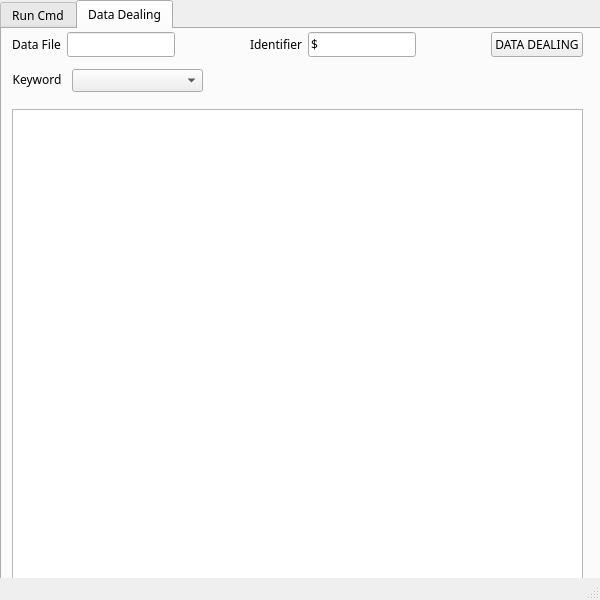
The window that ui_MainWindow.ui (junjieim/Subroutine-Toolkit) describes before a commit, drawn with Qt 5.
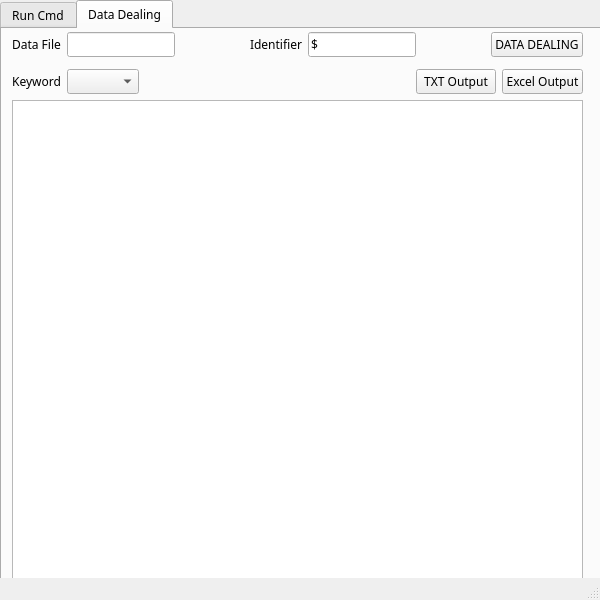
The same window after the commit. The open tabs and pages were chosen to show the change. Icons and pictures are not drawn.

Commit message: bugs fixed for dealing data

Diff of the .ui file:
```diff
--- a/ui_MainWindow.ui
+++ b/ui_MainWindow.ui
@@ -240,35 +240,40 @@
        </item>
       </layout>
      </widget>
-     <widget class="QPlainTextEdit" name="plainTextEdit">
+     <widget class="QWidget" name="verticalLayoutWidget_2">
       <property name="geometry">
        <rect>
         <x>10</x>
-        <y>80</y>
+        <y>40</y>
         <width>571</width>
-        <height>471</height>
+        <height>531</height>
        </rect>
       </property>
-     </widget>
-     <widget class="QComboBox" name="comboBox_keyword">
-      <property name="geometry">
-       <rect>
-        <x>70</x>
-        <y>40</y>
-        <width>131</width>
-        <height>23</height>
-       </rect>
-      </property>
-     </widget>
+      <layout class="QVBoxLayout" name="verticalLayout_2">
+       <item>
+        <layout class="QGridLayout" name="gridLayout_2">
+         <item row="0" column="3">
+          <widget class="QPushButton" name="btn_output_txt">
+           <property name="text">
+            <string>TXT Output</string>
+           </property>
+          </widget>
+         </item>
+         <item row="0" column="2">
+          <spacer name="horizontalSpacer_3">
+           <property name="orientation">
+            <enum>Qt::Horizontal</enum>
+           </property>
+           <property name="sizeHint" stdset="0">
+            <size>
+             <width>40</width>
+             <height>20</height>
+            </size>
+           </property>
+          </spacer>
+         </item>
+         <item row="0" column="0">
      <widget class="QLabel" name="label_keyword">
-      <property name="geometry">
-       <rect>
-        <x>10</x>
-        <y>40</y>
-        <width>50</width>
-        <height>21</height>
-       </rect>
-      </property>
       <property name="text">
        <string>Keyword</string>
       </property>
@@ -276,6 +281,28 @@
        <set>Qt::AlignCenter</set>
       </property>
      </widget>
+         </item>
+         <item row="0" column="4">
+          <widget class="QPushButton" name="btn_output_excel">
+           <property name="text">
+            <string>Excel Output</string>
+           </property>
+          </widget>
+         </item>
+         <item row="0" column="1">
+          <widget class="QComboBox" name="comboBox_keyword"/>
+         </item>
+        </layout>
+       </item>
+       <item>
+        <widget class="QPlainTextEdit" name="plainTextEdit">
+         <property name="lineWrapMode">
+          <enum>QPlainTextEdit::NoWrap</enum>
+         </property>
+        </widget>
+       </item>
+      </layout>
+     </widget>
     </widget>
    </widget>
   </widget>
```
Left out of the diff: 1 changed line with no effect on the pictures. Lines whose indentation alone changed are shown as unchanged. The commit also changes 2 other files.
